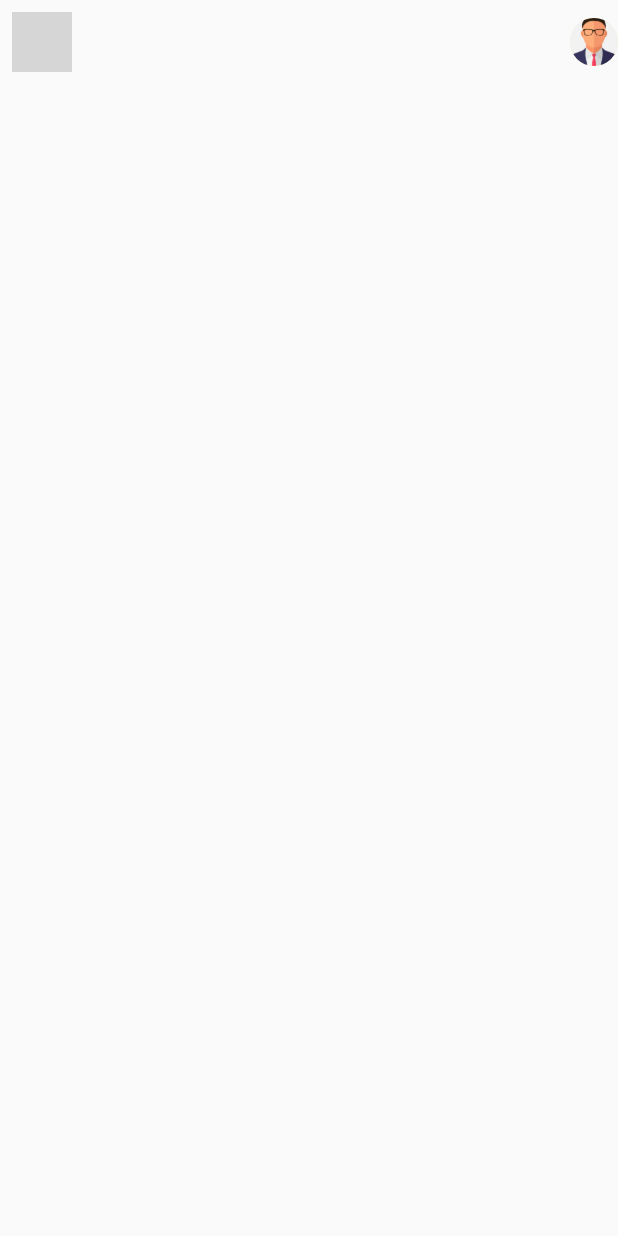
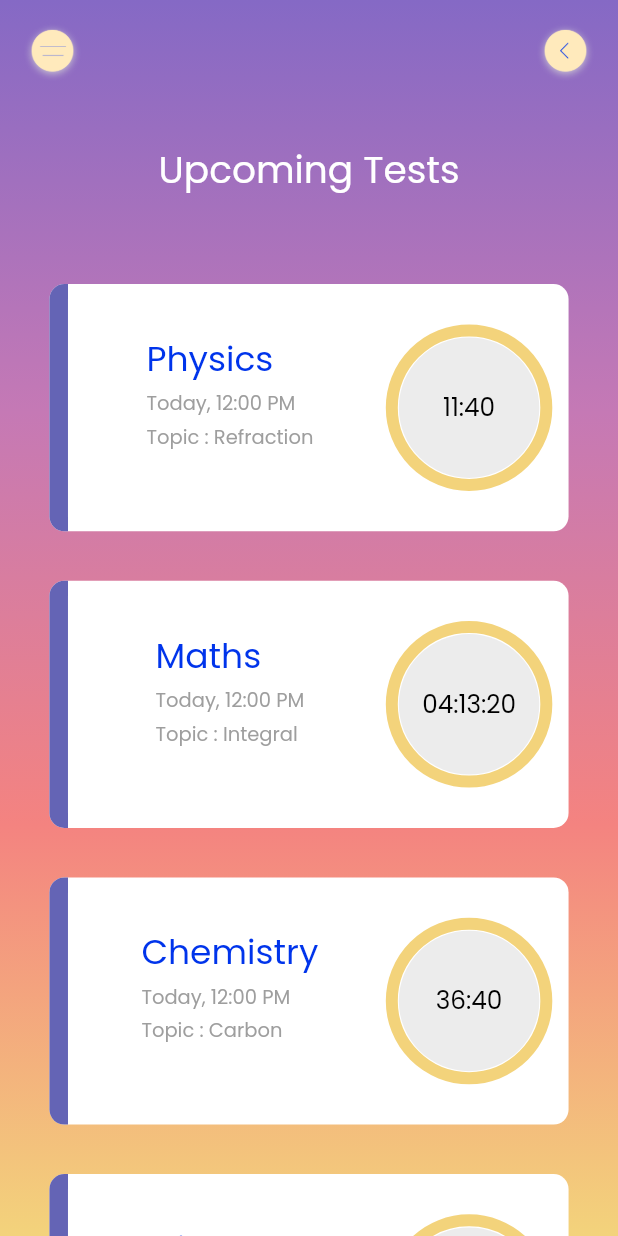
Before and after one commit to IVARA-Application/IV-APP-DEV-TEAM-2, a Flutter app: the ParentsUpcomingTests screen opened directly, on a phone screen of 412 x 824 dp. Run offline on Flutter 3.47's test engine with Material 2 defaults, Android fonts, the phone set to English and light mode, and no system bars; drawn by our look-alikes of circular_countdown_timer; our stand-ins replace cached_network_image, carousel_pro, carousel_slider, chewie, cloud_firestore, dropdown_formfield and 13 more; missing offline and left inert: condition, flutter_cached_pdfview, flutter_downloader, flutter_glow; accounts and stored records are empty; grey boxes are pictures that could not be loaded.

Commit message:
bugs removed

```diff
--- a/lib/parent_screens/parents_upcoming_test.dart
+++ b/lib/parent_screens/parents_upcoming_test.dart
@@ -2,41 +2,158 @@ import 'package:flutter/material.dart';
 import 'package:new_ivara_app/constant/constants.dart';
 import 'package:new_ivara_app/shared/custom_icon_button.dart';
 import 'package:new_ivara_app/shared/glow_circle_avatar.dart';
+import 'package:circular_countdown_timer/circular_countdown_timer.dart';
+import 'package:new_ivara_app/student_screens/student_homepage/academic/test_card.dart';
+class ParentsUpcomingTests extends StatefulWidget {
+  @override
+  _ParentsUpcomingTestsState createState() => _ParentsUpcomingTestsState();
+}
 
-class ParentsUpcomingTests extends StatelessWidget {
-  const ParentsUpcomingTests({Key key}) : super(key: key);
+class _ParentsUpcomingTestsState extends State<ParentsUpcomingTests> {
+  CountDownController _controller = CountDownController();
 
+  int index = 0;
   @override
   Widget build(BuildContext context) {
+    double screenHeight = MediaQuery.of(context).size.height;
+    double screenWidth = MediaQuery.of(context).size.width;
+    List<TestCard> testCard = [
+      TestCard(subject: 'Physics', topic: 'Refraction', seconds: 700),
+      TestCard(subject: 'Maths', topic: 'Integral', seconds: 15200),
+      TestCard(subject: 'Chemistry', topic: 'Carbon', seconds: 2200),
+      TestCard(subject: 'Biology', topic: 'Plants', seconds: 500)
+    ];
+    Widget testCardTemplate(testCard) {
+      return TestCardWidget(
+        screenHeight: screenHeight,
+        screenWidth: screenWidth,
+        controller: _controller,
+        testCard: testCard,
+      );
+    }
+
     return Scaffold(
-      extendBodyBehindAppBar: true,
-      appBar: AppBar(
-        leading: CustomIconButton(
-          onPressed: () {
-            Navigator.pop(context);
-          },
-        ),
-        actions: [
-          GlowCircleAvatar(
-            onTap: () {},
-            imageProvider: AssetImage('assets/icons/profile.jpg'),
+      body: Stack(
+        children: [
+          Container(
+            width: screenWidth,
+            height: screenHeight,
+            decoration: BoxDecoration(
+              gradient: LinearGradient(
+                begin: Alignment.topCenter,
+                end: Alignment.bottomCenter,
+                //     stops: [
+                //   0.1,
+                //   0.4,
+                //   0.6,
+                //   0.9
+                // ],
+                colors: [
+                  Color(0xFF8569C5),
+                  Color(0xFFC579B5),
+                  Color(0xFFF48380),
+                  Color(0xFFF3D37B),
+                ],
+              ),
+            ),
+          ),
+          SingleChildScrollView(
+            child: SafeArea(
+                child: Center(
+              child: Column(
+                children: <Widget>[
+                  Row(
+                    mainAxisAlignment: MainAxisAlignment.spaceBetween,
+                    children: [
+                      GestureDetector(
+                        onTap: () {},
+                        child: Padding(
+                          padding: const EdgeInsets.all(15.0),
+                          child: ClipOval(
+                            child: Image.asset(
+                              'assets/icons/tab.png',
+                              width: 40,
+                              height: 40,
+                              fit: BoxFit.cover,
+                            ),
+                          ),
+                        ),
+                      ),
+                      GestureDetector(
+                        onTap: () {},
+                        child: Padding(
+                          padding: const EdgeInsets.all(15.0),
+                          child: ClipOval(
+                            child: Image.asset(
+                              'assets/icons/back.png',
+                              width: 40,
+                              height: 40,
+                              fit: BoxFit.cover,
+                            ),
+                          ),
+                        ),
+                      ),
+                    ],
+                  ),
+                  Padding(
+                    padding:
+                        EdgeInsets.symmetric(vertical: screenHeight * 0.03),
+                    child: Text(
+                      "Upcoming Tests",
+                      style: TextStyle(fontSize: 25, color: Colors.white),
+                    ),
+                  ),
+                  Padding(
+                    padding: EdgeInsets.all(0),
+                    child: Column(
+                        children: testCard
+                            .map((TestCard) => testCardTemplate(TestCard))
+                            .toList()),
+                  )
+                ],
+              ),
+            )),
           ),
         ],
-        elevation: 0.0,
-        backgroundColor: Colors.transparent,
       ),
+    );
+  }
+
+}
+// class ParentsUpcomingTests extends StatelessWidget {
+//   const ParentsUpcomingTests({Key key}) : super(key: key);
+
+//   @override
+//   Widget build(BuildContext context) {
+//     return Scaffold(
+//       extendBodyBehindAppBar: true,
+//       appBar: AppBar(
+//         leading: CustomIconButton(
+//           onPressed: () {
+//             Navigator.pop(context);
+//           },
+//         ),
+//         actions: [
+//           GlowCircleAvatar(
+//             onTap: () {},
+//             imageProvider: AssetImage('assets/icons/profile.jpg'),
+//           ),
+//         ],
+//         elevation: 0.0,
+//         backgroundColor: Colors.transparent,
+//       ),
 
 
 
-       body: Container(
-        decoration: kPBGdecoration,
-        child: Column(
-          mainAxisAlignment: MainAxisAlignment.center,
-          children: [
+//        body: Container(
+//         decoration: kPBGdecoration,
+//         child: Column(
+//           mainAxisAlignment: MainAxisAlignment.center,
+//           children: [
 
-          ],
-        ),
-      ),
-    );
-  }
-}
+//           ],
+//         ),
+//       ),
+//     );
+//   }
+// }
--- a/lib/student_screens/student_homepage/academic/test_card.dart
+++ b/lib/student_screens/student_homepage/academic/test_card.dart
@@ -1,5 +1,6 @@
 import 'package:flutter/material.dart';
 import 'package:circular_countdown_timer/circular_countdown_timer.dart';
+import 'package:new_ivara_app/constant/colours.dart';
 
 class TestCard {
   String subject;
@@ -37,14 +38,14 @@ class TestCardWidget extends StatelessWidget {
     return Padding(
       padding: EdgeInsets.only(
         top: screenHeight * 0.04,
-        left: screenWidth * 0.06,
-        right: screenWidth * 0.06,
+        left: screenWidth * 0.08,
+        right: screenWidth * 0.08,
       ),
       child: GestureDetector(
         onTap: () => {},
         child: Container(
             width: screenWidth,
-            height: screenHeight * 0.18,
+            height: screenHeight * 0.2,
             decoration: BoxDecoration(
               color: Colors.white,
               borderRadius: BorderRadius.circular(10),
@@ -53,19 +54,17 @@ class TestCardWidget extends StatelessWidget {
               mainAxisAlignment: MainAxisAlignment.spaceBetween,
               children: <Widget>[
                 Container(
-                  width: screenWidth * 0.038,
+                  width: screenWidth * 0.03,
                   height: screenHeight * 0.28,
                   decoration: BoxDecoration(
                     borderRadius: BorderRadius.only(
                       bottomLeft: Radius.circular(10),
                       topLeft: Radius.circular(10),
                     ),
-                    color: Color(0xFF697AE4),
+                    color: kPurple,
                   ),
                 ),
-                Padding(
-                  padding: EdgeInsets.all(0),
-                  child: Column(
+                Column(
                   crossAxisAlignment: CrossAxisAlignment.start,
                   children: <Widget>[
                     Padding(
@@ -76,7 +75,7 @@ class TestCardWidget extends StatelessWidget {
                         testCard.subject,
                         style: TextStyle(
                           fontSize: 23,
-                            color: Color(0xFF697AE4),
+                          color: kDarkBlue,
                         ),
                       ),
                     ),
@@ -100,7 +99,6 @@ class TestCardWidget extends StatelessWidget {
                     ),
                   ],
                 ),
-                ),
                 Padding(
                   padding: EdgeInsets.only(
                     right: screenHeight * 0.018,
@@ -110,12 +108,12 @@ class TestCardWidget extends StatelessWidget {
                       CircularCountDownTimer(
                         duration: testCard.seconds,
                         controller: _controller,
-                        width: screenWidth * 0.30,
+                        width: screenWidth * 0.25,
                         height: screenHeight * 0.40,
                         ringColor: Color(0xFFF3D37B),
                         fillColor: Colors.white,
                         backgroundColor: Color(0xFFECECEC),
-                        strokeWidth: 10.0,
+                        strokeWidth: 8.0,
                         strokeCap: StrokeCap.butt,
                         textStyle: TextStyle(
                             fontSize: screenWidth * 0.04, color: Colors.black),
--- a/lib/teacher_screen/homepage_screens/attendance.dart
+++ b/lib/teacher_screen/homepage_screens/attendance.dart
@@ -1,13 +1,13 @@
 import 'package:flutter/material.dart';
 import 'package:new_ivara_app/teacher_screen/homepage_screens/previousAttendance.dart';
 
-class ParentAttendance extends StatefulWidget {
+class TeacherAttendance extends StatefulWidget {
   static String id = 'ParentAttendance';
   @override
-  _ParentAttendanceState createState() => _ParentAttendanceState();
+  _TeacherAttendanceState createState() => _TeacherAttendanceState();
 }
 
-class _ParentAttendanceState extends State<ParentAttendance> {
+class _TeacherAttendanceState extends State<TeacherAttendance> {
   Color blue = Color(0xFF076FA0);
   List<Map> attendanceList = [
     {'name': 'Hemanth', 'absent': true},
--- a/lib/teacher_screen/homepage_screens/marks.dart
+++ b/lib/teacher_screen/homepage_screens/marks.dart
@@ -239,7 +239,7 @@ class _TeacherMarksState extends State<TeacherMarks> {
                       width: double.infinity,
                       decoration: BoxDecoration(
                           borderRadius: BorderRadius.circular(25),
-                          color: Colors.white.withOpacity(0.5)),
+                          color: Colors.white.withOpacity(0.7)),
                       child: Column(
                         children: [
                           SizedBox(
--- a/lib/teacher_screen/homepage_screens/previousAttendance.dart
+++ b/lib/teacher_screen/homepage_screens/previousAttendance.dart
@@ -211,7 +211,7 @@ class _PreviousAttendanceState extends State<PreviousAttendance> {
                       vertical: screenHeight * 0.008,
                       horizontal: screenWidth * 0.05),
                   child: Card(
-                    color: Colors.white54,
+                    color: Colors.white.withOpacity(0.7),
                     elevation: 5,
                     shape: RoundedRectangleBorder(
                       borderRadius: BorderRadius.all(
@@ -244,10 +244,10 @@ class _PreviousAttendanceState extends State<PreviousAttendance> {
                                 borderRadius: BorderRadius.all(
                                   Radius.circular(screenHeight * 0.04),
                                 ),
-                                color: Colors.white),
+                                color: Colors.white.withOpacity(0.7)),
                             child: Column(
                               children: [
-                                SizedBox(height: screenHeight * 0.05),
+                                SizedBox(height: screenHeight * 0.03),
                                 Padding(
                                   padding: EdgeInsets.symmetric(
                                       horizontal: screenWidth * 0.05),
--- a/lib/teacher_screen/teacher_homepage.dart
+++ b/lib/teacher_screen/teacher_homepage.dart
@@ -242,7 +242,7 @@ class TeacherHomepage extends StatelessWidget {
                                       context,
                                       MaterialPageRoute(
                                           builder: (context) =>
-                                              ParentAttendance()))
+                                              TeacherAttendance()))
                                 },
                                 child: Padding(
                                   padding: const EdgeInsets.only(top: 1.0),
```
Also changed, not shown: lib/parent_screens/attendance.dart (added, +349 -0 lines), lib/parent_screens/parents_home_screen.dart (+6 -1 lines), lib/teacher_screen/homepage_screens/classroom.dart (+29 -36 lines), lib/teacher_screen/homepage_screens/profile.dart (+16 -9 lines). Lines whose indentation alone changed are shown as unchanged.
